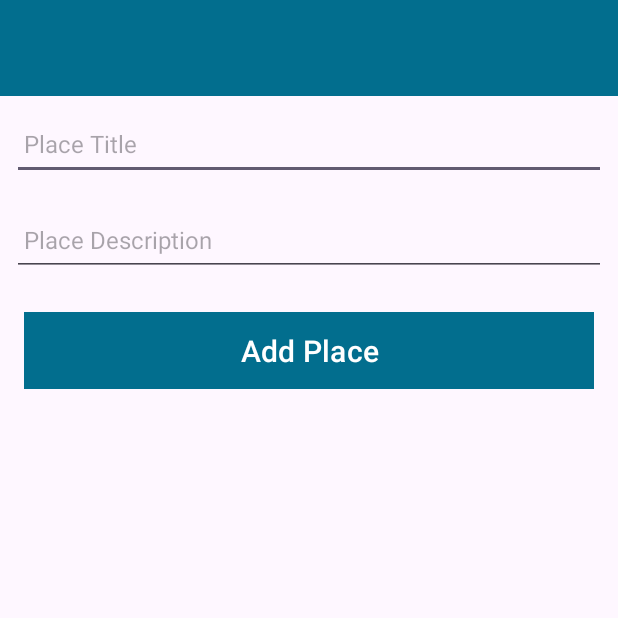
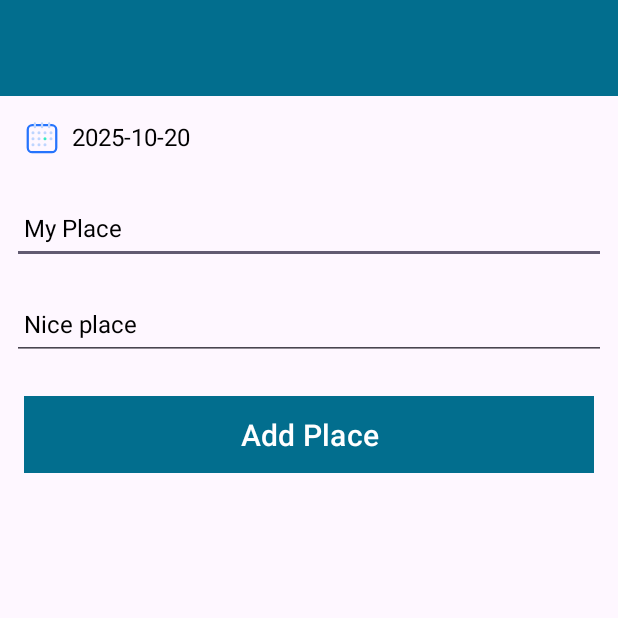
Before and after one commit to ZuMaVla/TravelNotes, an Android app: the screen it shows after launch (ActionView), after a tap on "Add new travel place", on a phone screen of 412 x 824 dp, the top half of it. Run offline under Robolectric (Android 15) with nearby library versions, the phone set to English and light mode, and no system bars; our stand-ins replace Timber, data binding; 2 statements that could not run were skipped.

Commit message:
Implent adding new travel place and depicting list of them (RecyclerView)

```diff
--- a/app/build.gradle.kts
+++ b/app/build.gradle.kts
@@ -51,4 +51,5 @@ dependencies {
     testImplementation(libs.junit)
     androidTestImplementation(libs.androidx.junit)
     androidTestImplementation(libs.androidx.espresso.core)
+    implementation("com.google.android.material:material:1.9.0")
 }
--- a/app/src/main/java/ie/setu/travelnotes/models/place/PlaceModel.kt
+++ b/app/src/main/java/ie/setu/travelnotes/models/place/PlaceModel.kt
@@ -1,4 +1,11 @@
 package ie.setu.travelnotes.models.place
 
-data class PlaceModel(var title: String = "",
-                      var description: String = "")
+import java.time.LocalDate
+
+data class PlaceModel(var id: Long = 0,
+                      var title: String = "",
+                      var description: String = "",
+                      var date: LocalDate = LocalDate.now()
+
+
+)
--- a/app/src/main/java/ie/setu/travelnotes/views/mainview/ListPresenter.kt
+++ b/app/src/main/java/ie/setu/travelnotes/views/mainview/ListPresenter.kt
@@ -4,6 +4,7 @@ import android.app.Activity
 import android.content.Intent
 import androidx.activity.result.ActivityResultLauncher
 import androidx.activity.result.contract.ActivityResultContracts
+import ie.setu.travelnotes.models.place.PlaceModel
 import ie.setu.travelnotes.views.placeaction.ActionView
 import timber.log.Timber.i
 
@@ -20,6 +21,9 @@ class ListPresenter(val view: ListView) {
         val launcherIntent = Intent(view, ActionView::class.java)
         refreshIntentLauncher.launch(launcherIntent)
     }
+    fun getTravelPlaces(): List<PlaceModel> {
+        return view.app.travelPlaces.findAll()
+    }
 
     private fun registerRefreshCallback() {
         refreshIntentLauncher =
--- a/app/src/main/java/ie/setu/travelnotes/views/mainview/ListView.kt
+++ b/app/src/main/java/ie/setu/travelnotes/views/mainview/ListView.kt
@@ -7,12 +7,17 @@ import androidx.appcompat.app.AppCompatActivity
 import androidx.recyclerview.widget.LinearLayoutManager
 import ie.setu.travelnotes.R
 import ie.setu.travelnotes.databinding.MainPageBinding
+import ie.setu.travelnotes.main.MainApp
 import timber.log.Timber.i
 
 class ListView : AppCompatActivity() {
 
+    lateinit var app: MainApp
     private lateinit var binding: MainPageBinding
     private lateinit var presenter: ListPresenter
+
+
+
 
     override fun onCreate(savedInstanceState: Bundle?) {
         super.onCreate(savedInstanceState)
@@ -20,6 +25,10 @@ class ListView : AppCompatActivity() {
         setContentView(binding.root)
         setSupportActionBar(binding.toolbar)
         presenter = ListPresenter(this)
+        app = application as MainApp
+        val layoutManager = LinearLayoutManager(this)
+        binding.recyclerViewPlaces.layoutManager = layoutManager
+        loadTravelPlaces()
     }
 
     override fun onCreateOptionsMenu(menu: Menu): Boolean {
@@ -35,7 +44,13 @@ class ListView : AppCompatActivity() {
         return super.onOptionsItemSelected(item)
     }
 
+    private fun loadTravelPlaces() {
+        binding.recyclerViewPlaces.adapter = ListAdapter(presenter.getTravelPlaces())
+        onRefresh()
+    }
+
     fun onRefresh() {
-        // This is where you will update your RecyclerView's adapter
+        binding.recyclerViewPlaces.adapter?.
+        notifyItemRangeChanged(0,presenter.getTravelPlaces().size)
     }
 }
--- a/app/src/main/java/ie/setu/travelnotes/views/placeaction/ActionPresenter.kt
+++ b/app/src/main/java/ie/setu/travelnotes/views/placeaction/ActionPresenter.kt
@@ -1,13 +1,24 @@
 package ie.setu.travelnotes.views.placeaction
 
 import android.app.Activity
+import ie.setu.travelnotes.main.MainApp
+import ie.setu.travelnotes.models.place.PlaceModel
 import timber.log.Timber.i
+import java.time.LocalDate
 
 class ActionPresenter(private val view: ActionView) {
 
+    var travelPlace = PlaceModel()
+    var app: MainApp = view.application as MainApp
+
     fun doAddOrSave() {
+        travelPlace.title = view.binding.travelPlaceTitle.text.toString()
+        travelPlace.description = view.binding.travelPlaceDescription.text.toString()
+        travelPlace.date = LocalDate.parse(view.binding.travelPlaceDate.text.toString())
+
+
+        app.travelPlaces.create(travelPlace)
         i("add or save pressed")
-        // In the future, we will save the data here.
         view.setResult(Activity.RESULT_OK)
         view.finish()
     }
--- a/app/src/main/java/ie/setu/travelnotes/views/placeaction/ActionView.kt
+++ b/app/src/main/java/ie/setu/travelnotes/views/placeaction/ActionView.kt
@@ -1,12 +1,14 @@
 package ie.setu.travelnotes.views.placeaction
 
+import android.app.DatePickerDialog
 import android.os.Bundle
 import androidx.appcompat.app.AppCompatActivity
 import ie.setu.travelnotes.databinding.ActionPlaceBinding
+import java.time.LocalDate
 
 class ActionView : AppCompatActivity() {
 
-    private lateinit var binding: ActionPlaceBinding
+    lateinit var binding: ActionPlaceBinding
     private lateinit var presenter: ActionPresenter
 
     override fun onCreate(savedInstanceState: Bundle?) {
@@ -15,9 +17,27 @@ class ActionView : AppCompatActivity() {
         setContentView(binding.root)
 //        setSupportActionBar(binding.toolbar)
         presenter = ActionPresenter(this)
+        val today = LocalDate.now()
+        binding.travelPlaceDate.text = today.toString()
+        binding.travelPlaceTitle.setText("My Place")
+        binding.travelPlaceDescription.setText("Nice place")
 
         binding.btnAddOrSave.setOnClickListener {
             presenter.doAddOrSave()
         }
+        binding.travelPlaceDate.setOnClickListener {
+            val datePicker = DatePickerDialog(
+                this,
+                { _, year, month, day ->
+                    val selectedDate = LocalDate.of(year, month + 1, day)
+                    binding.travelPlaceDate.text = selectedDate.toString()
+                },
+                today.year,
+                today.monthValue - 1,
+                today.dayOfMonth
+            )
+            datePicker.show()
+        }
+
     }
 }
--- /dev/null
+++ b/app/src/main/res/drawable/ic_calendar.xml
@@ -0,0 +1,51 @@
+<vector xmlns:android="http://schemas.android.com/apk/res/android"
+    android:width="24dp"
+    android:height="24dp"
+    android:viewportWidth="1024"
+    android:viewportHeight="1024">
+  <path
+      android:pathData="M789.3,117.3L234.7,117.3A160,160 0,0 0,74.7 277.3v512A160,160 0,0 0,234.7 949.3h554.7a160,160 0,0 0,160 -160L949.3,277.3A160,160 0,0 0,789.3 117.3zM234.7,181.3h554.7a96,96 0,0 1,96 96v512a96,96 0,0 1,-96 96L234.7,885.3A96,96 0,0 1,138.7 789.3L138.7,277.3A96,96 0,0 1,234.7 181.3z"
+      android:fillColor="#2674FD"/>
+  <path
+      android:pathData="M682.7,64m32,0l0,0q32,0 32,32l0,106.7q0,32 -32,32l0,0q-32,0 -32,-32l0,-106.7q0,-32 32,-32Z"
+      android:fillColor="#BED5FF"/>
+  <path
+      android:pathData="M277.3,64m32,0l0,0q32,0 32,32l0,106.7q0,32 -32,32l0,0q-32,0 -32,-32l0,-106.7q0,-32 32,-32Z"
+      android:fillColor="#BED5FF"/>
+  <path
+      android:pathData="M480,64m32,0l0,0q32,0 32,32l0,106.7q0,32 -32,32l0,0q-32,0 -32,-32l0,-106.7q0,-32 32,-32Z"
+      android:fillColor="#BED5FF"/>
+  <path
+      android:pathData="M256,362.7m-42.7,0a42.7,42.7 0,1 0,85.3 0,42.7 42.7,0 1,0 -85.3,0Z"
+      android:fillColor="#BED5FF"/>
+  <path
+      android:pathData="M256,533.3m-42.7,0a42.7,42.7 0,1 0,85.3 0,42.7 42.7,0 1,0 -85.3,0Z"
+      android:fillColor="#BED5FF"/>
+  <path
+      android:pathData="M256,704m-42.7,0a42.7,42.7 0,1 0,85.3 0,42.7 42.7,0 1,0 -85.3,0Z"
+      android:fillColor="#BED5FF"/>
+  <path
+      android:pathData="M426.7,362.7m-42.7,0a42.7,42.7 0,1 0,85.3 0,42.7 42.7,0 1,0 -85.3,0Z"
+      android:fillColor="#BED5FF"/>
+  <path
+      android:pathData="M426.7,533.3m-42.7,0a42.7,42.7 0,1 0,85.3 0,42.7 42.7,0 1,0 -85.3,0Z"
+      android:fillColor="#BED5FF"/>
+  <path
+      android:pathData="M426.7,704m-42.7,0a42.7,42.7 0,1 0,85.3 0,42.7 42.7,0 1,0 -85.3,0Z"
+      android:fillColor="#BED5FF"/>
+  <path
+      android:pathData="M597.3,362.7m-42.7,0a42.7,42.7 0,1 0,85.3 0,42.7 42.7,0 1,0 -85.3,0Z"
+      android:fillColor="#BED5FF"/>
+  <path
+      android:pathData="M597.3,533.3m-42.7,0a42.7,42.7 0,1 0,85.3 0,42.7 42.7,0 1,0 -85.3,0Z"
+      android:fillColor="#39EAC2"/>
+  <path
+      android:pathData="M597.3,704m-42.7,0a42.7,42.7 0,1 0,85.3 0,42.7 42.7,0 1,0 -85.3,0Z"
+      android:fillColor="#BED5FF"/>
+  <path
+      android:pathData="M768,362.7m-42.7,0a42.7,42.7 0,1 0,85.3 0,42.7 42.7,0 1,0 -85.3,0Z"
+      android:fillColor="#BED5FF"/>
+  <path
+      android:pathData="M768,533.3m-42.7,0a42.7,42.7 0,1 0,85.3 0,42.7 42.7,0 1,0 -85.3,0Z"
+      android:fillColor="#BED5FF"/>
+</vector>
--- a/app/src/main/res/layout/action_place.xml
+++ b/app/src/main/res/layout/action_place.xml
@@ -43,8 +43,21 @@
                     android:layout_height="wrap_content"
                     android:orientation="vertical">
 
+
+                    <TextView
+                        android:id="@+id/travelPlaceDate"
+                        android:layout_width="wrap_content"
+                        android:layout_height="wrap_content"
+                        android:padding="8dp"
+                        android:layout_margin="8dp"
+                        android:text="Select date"
+                        android:textColor="@color/colorPrimaryDark"
+                        android:drawableStart="@drawable/ic_calendar"
+                        android:drawablePadding="8dp"
+                        android:textSize="16sp" />
+
                     <EditText
-                        android:id="@+id/placemarkTitle"
+                        android:id="@+id/travelPlaceTitle"
                         android:layout_width="match_parent"
                         android:layout_height="48dp"
                         android:layout_margin="8dp"
@@ -58,7 +71,7 @@
                         android:textSize="16sp" />
 
                     <EditText
-                        android:id="@+id/placemarkDescription"
+                        android:id="@+id/travelPlaceDescription"
                         android:layout_width="match_parent"
                         android:layout_height="48dp"
                         android:layout_margin="8dp"
--- a/app/src/main/res/values/strings.xml
+++ b/app/src/main/res/values/strings.xml
@@ -5,4 +5,5 @@
     <string name="hint_placeDescription">Place Description</string>
     <string name="menu_addPlace">Add new travel place</string>
     <string name="menu_viewMap">View map</string>
+    <string name="hint_placeDate">Date the place was visited (YYYY/MM/DD)</string>
 </resources>
```
Also changed, not shown: app/src/main/java/ie/setu/travelnotes/models/place/PlaceMemStore.kt (+20 -2 lines), app/src/main/java/ie/setu/travelnotes/views/mainview/ListAdapter.kt (added, +34 -0 lines), app/src/main/res/layout/card_place.xml (added, +39 -0 lines), app/src/main/res/layout/main_page.xml (+10 -1 lines).
